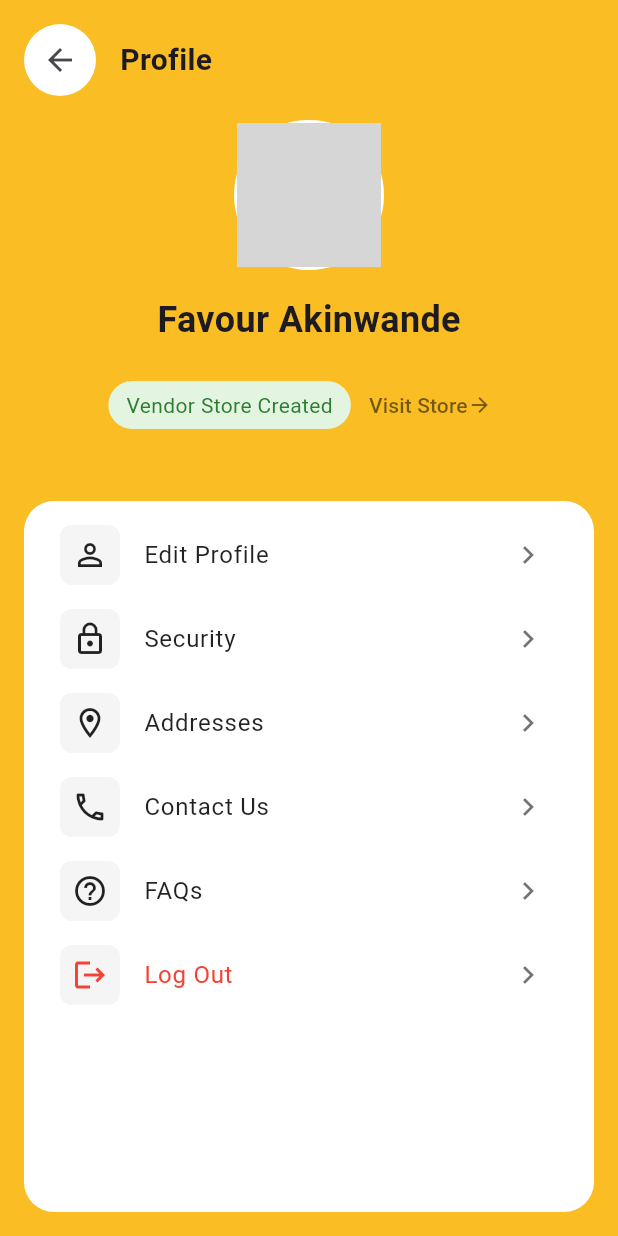
After one commit to eobolo/CAMPUS_CART_MOBILE_APP_GROUP_10, a Flutter app: the ProfileScreen screen opened directly, on a phone screen of 412 x 824 dp. The commit adds this screen. Run offline on Flutter 3.47's test engine with Material 3 defaults, Android fonts, the phone set to English and light mode, and no system bars; our stand-ins replace cloud_functions, firebase_auth, firebase_core, firebase_database, get, intl_phone_field and 1 more; accounts and stored records are empty; grey boxes are pictures that could not be loaded.

Commit message:
Vendor Profile Screen

```diff
--- /dev/null
+++ b/campus_cart/lib/Profile/user_profile.dart
@@ -0,0 +1,221 @@
+import 'package:flutter/material.dart';
+
+// Main function that runs the app
+void main() {
+  runApp(const MyApp());
+}
+
+// Define MyApp class
+class MyApp extends StatelessWidget {
+ const MyApp({super.key});
+
+  @override
+  Widget build(BuildContext context) {
+    return MaterialApp(
+      title: 'Profile Screen',
+      theme: ThemeData(
+        primarySwatch: Colors.blue,
+      ),
+      home: const ProfileScreen(), // Set ProfileScreen as the home widget
+    );
+  }
+}
+
+// Your ProfileScreen widget code here
+class ProfileScreen extends StatelessWidget {
+  const ProfileScreen({super.key});
+
+  @override
+  Widget build(BuildContext context) {
+    return Scaffold(
+      backgroundColor: const Color(0xFFFABD23), // Yellow background
+      body: SafeArea(
+        child: Column(
+          children: [
+            // Header with back button and title
+            Padding(
+              padding: const EdgeInsets.all(16.0),
+              child: Row(
+                children: [
+                  Container(
+                    decoration: BoxDecoration(
+                      color: Colors.white,
+                      borderRadius: BorderRadius.circular(25),
+                    ),
+                    child: IconButton(
+                      icon: const Icon(Icons.arrow_back),
+                      onPressed: () => Navigator.pop(context),
+                    ),
+                  ),
+                  const SizedBox(width: 16),
+                  const Text(
+                    'Profile',
+                    style: TextStyle(
+                      fontSize: 20,
+                      fontWeight: FontWeight.w600,
+                    ),
+                  ),
+                ],
+              ),
+            ),
+
+            // Profile Image and Name
+            Column(
+              children: [
+                Container(
+                  width: 100,
+                  height: 100,
+                  decoration: BoxDecoration(
+                    shape: BoxShape.circle,
+                    color: const Color(0xFFFEE5E5),
+                    border: Border.all(color: Colors.white, width: 2),
+                  ),
+                  child: ClipOval(
+                    child: Image.asset(
+                      'images/pics1.jpg', // Correct path to the local image asset
+                      fit: BoxFit.cover,
+                    ),
+                  ),
+                ),
+                const SizedBox(height: 16),
+                const Text(
+                  'Favour Akinwande',
+                  style: TextStyle(
+                    fontSize: 24,
+                    fontWeight: FontWeight.w600,
+                  ),
+                ),
+                const SizedBox(height: 16),
+
+                // Store Status
+                Container(
+                  padding: const EdgeInsets.symmetric(horizontal: 16),
+                  child: Row(
+                    mainAxisAlignment: MainAxisAlignment.center,
+                    children: [
+                      Container(
+                        padding: const EdgeInsets.symmetric(
+                          horizontal: 12,
+                          vertical: 6,
+                        ),
+                        decoration: BoxDecoration(
+                          color: const Color(0xFFE3F5E1),
+                          borderRadius: BorderRadius.circular(20),
+                        ),
+                        child: const Text(
+                          'Vendor Store Created',
+                          style: TextStyle(
+                            color: Color(0xFF2E7D32),
+                            fontSize: 14,
+                          ),
+                        ),
+                      ),
+                      TextButton(
+                        onPressed: () {},
+                        child: const Row(
+                          children: [
+                            Text(
+                              'Visit Store',
+                              style: TextStyle(
+                                color: Colors.black54,
+                                fontSize: 14,
+                              ),
+                            ),
+                            Icon(
+                              Icons.arrow_forward,
+                              size: 16,
+                              color: Colors.black54,
+                            ),
+                          ],
+                        ),
+                      ),
+                    ],
+                  ),
+                ),
+              ],
+            ),
+
+            const SizedBox(height: 24),
+
+            // Menu Items
+            Expanded(
+              child: Container(
+                margin: const EdgeInsets.all(16),
+                decoration: BoxDecoration(
+                  color: Colors.white,
+                  borderRadius: BorderRadius.circular(20),
+                ),
+                child: ListView(
+                  padding: const EdgeInsets.all(8),
+                  children: [
+                    _buildMenuItem(
+                      icon: Icons.person_outline,
+                      title: 'Edit Profile',
+                      onTap: () {},
+                    ),
+                    _buildMenuItem(
+                      icon: Icons.lock_outline,
+                      title: 'Security',
+                      onTap: () {},
+                    ),
+                    _buildMenuItem(
+                      icon: Icons.location_on_outlined,
+                      title: 'Addresses',
+                      onTap: () {},
+                    ),
+                    _buildMenuItem(
+                      icon: Icons.phone_outlined,
+                      title: 'Contact Us',
+                      onTap: () {},
+                    ),
+                    _buildMenuItem(
+                      icon: Icons.help_outline,
+                      title: 'FAQs',
+                      onTap: () {},
+                    ),
+                    _buildMenuItem(
+                      icon: Icons.logout,
+                      title: 'Log Out',
+                      onTap: () {},
+                      textColor: Colors.red,
+                    ),
+                  ],
+                ),
+              ),
+            ),
+          ],
+        ),
+      ),
+    );
+  }
+
+  Widget _buildMenuItem({
+    required IconData icon,
+    required String title,
+    required VoidCallback onTap,
+    Color? textColor,
+  }) {
+    return ListTile(
+      leading: Container(
+        padding: const EdgeInsets.all(8),
+        decoration: BoxDecoration(
+          color: Colors.grey[100],
+          borderRadius: BorderRadius.circular(8),
+        ),
+        child: Icon(icon, color: textColor ?? Colors.black87),
+      ),
+      title: Text(
+        title,
+        style: TextStyle(
+          color: textColor ?? Colors.black87,
+          fontSize: 16,
+        ),
+      ),
+      trailing: const Icon(
+        Icons.chevron_right,
+        color: Colors.black54,
+      ),
+      onTap: onTap,
+    );
+  }
+}
--- a/campus_cart/lib/main.dart
+++ b/campus_cart/lib/main.dart
@@ -18,51 +18,27 @@ void main() async {
   // Ensure that Flutter's bindings are initialized before Firebase
   WidgetsFlutterBinding.ensureInitialized();
 
-  // register firebase app
+  // Register firebase app
   await Firebase.initializeApp(
     options: DefaultFirebaseOptions.currentPlatform,
   );
-  /*
-    register your controllers
-    - UserStateContoller
-  */
+
+  // Register your controllers
   Get.put(UserStateController());
 
-  // run The App
+  // Run the app
   runApp(const MyApp());
 }
 
-class MyApp extends StatefulWidget {
-  const MyApp({super.key});
-
-  @override
-  State<MyApp> createState() => _MyAppState();
-}
-
-class _MyAppState extends State<MyApp> {
-  List<Widget> loadPages = [const SplashScreen(), const Getstartedpage()];
-  int page = 0;
-
-  /*
-    Async delay for the SplashScreen,
-    before switching to homePage.
-  */
-  @override
-  void initState() {
-    super.initState();
-    Future.delayed(const Duration(seconds: 7), () {
-      setState(() {
-        page = 1;
-      });
-    });
-  }
+class MyApp extends StatelessWidget {
+  const MyApp({super.key}); //  Add key parameter
 
   @override
   Widget build(BuildContext context) {
     return MaterialApp(
       title: "Orders from Favourite Uni 😁",
       debugShowCheckedModeBanner: false,
-      home: loadPages[page],
+      home: const MainWidget(), // Start with MainWidget
       theme: ThemeData(
         useMaterial3: true,
       ),
@@ -79,3 +55,30 @@ class _MyAppState extends State<MyApp> {
     );
   }
 }
+
+class MainWidget extends StatefulWidget {
+  const MainWidget({super.key}); //  Add key parameter
+
+  @override
+  State<MainWidget> createState() => _MainWidgetState();
+}
+
+class _MainWidgetState extends State<MainWidget> {
+  List<Widget> loadPages = [const SplashScreen(), const Getstartedpage()];
+  int page = 0;
+
+  @override
+  void initState() {
+    super.initState();
+    Future.delayed(const Duration(seconds: 7), () {
+      setState(() {
+        page = 1; // Switch to the next page after the delay
+      });
+    });
+  }
+
+  @override
+  Widget build(BuildContext context) {
+    return loadPages[page]; // Display the current page based on the index
+  }
+}
```
Also changed, not shown: campus_cart/lib/Profile/vendor_profile.dart (added, +242 -0 lines), campus_cart/images/pics1.jpg (added).
